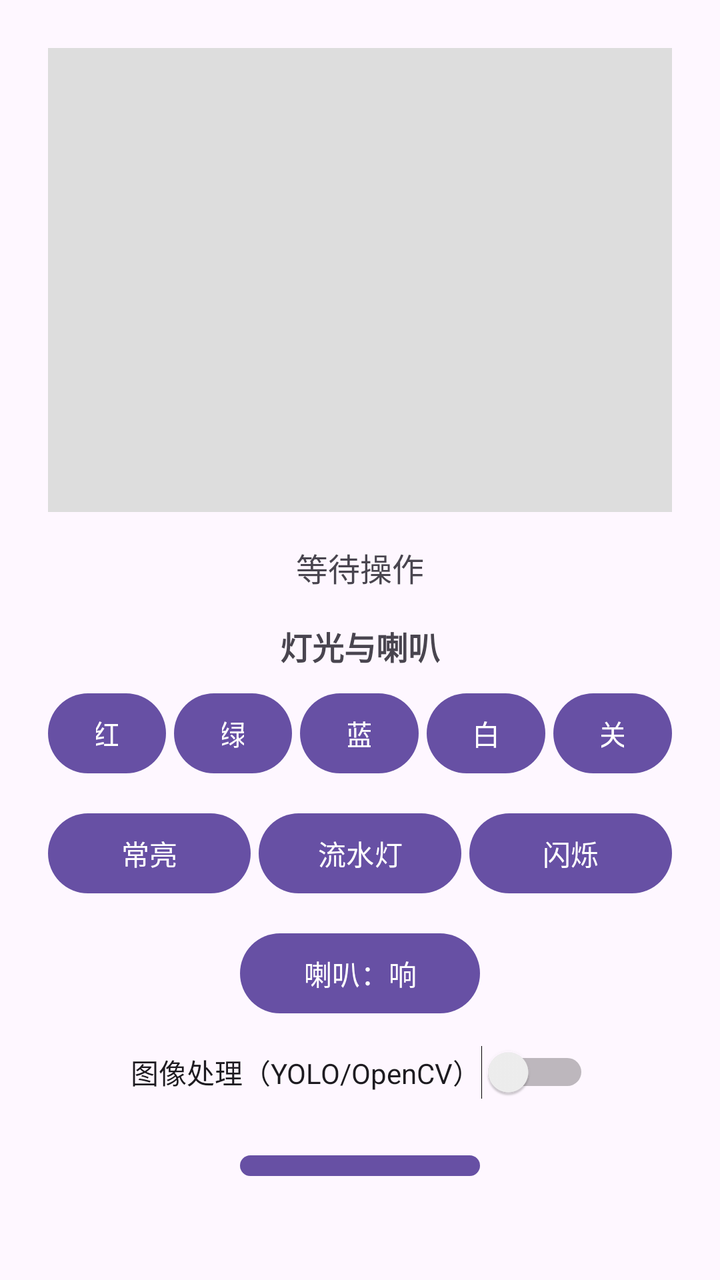
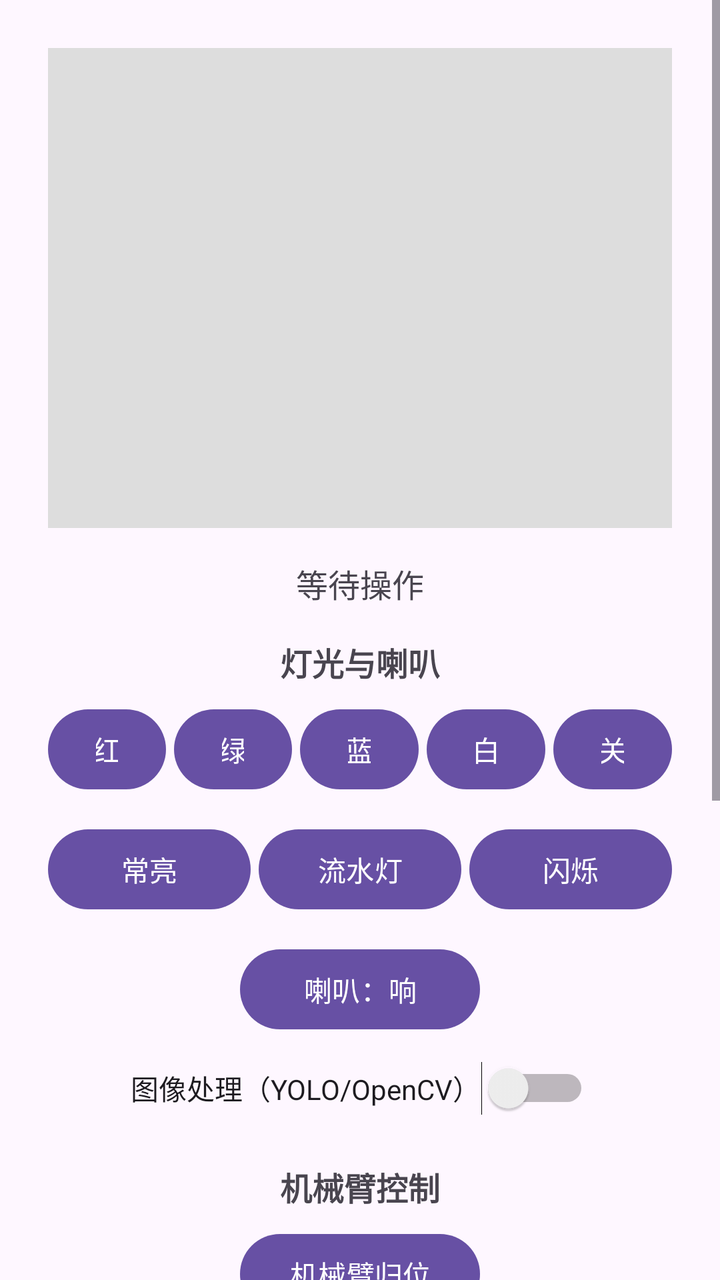

Screens rendered from an Android XML layout before and after an edit, with the pre-edit source and the edit as a unified diff.
<!-- AndroidManifest.xml: application theme Theme.CarApp -->
<!-- res/layout/activity_main.xml -->
<?xml version="1.0" encoding="utf-8"?>
<LinearLayout xmlns:android="http://schemas.android.com/apk/res/android"
    android:layout_width="match_parent"
    android:layout_height="match_parent"
    android:orientation="vertical"
    android:gravity="center"
    android:padding="24dp">

    
    <ImageView
        android:id="@+id/ivCamera"
        android:layout_width="match_parent"
        android:layout_height="240dp"
        android:scaleType="centerCrop"
        android:background="#DDDDDD"
        android:contentDescription="小车摄像头画面"
        android:layout_marginBottom="16dp" />

    
    <TextView
        android:id="@+id/tvStatus"
        android:layout_width="match_parent"
        android:layout_height="wrap_content"
        android:text="等待操作"
        android:textSize="16sp"
        android:gravity="center"
        android:layout_marginBottom="16dp" />

    
    <TextView
        android:layout_width="match_parent"
        android:layout_height="wrap_content"
        android:text="灯光与喇叭"
        android:textSize="16sp"
        android:textStyle="bold"
        android:gravity="center"
        android:layout_marginBottom="8dp" />

    
    <LinearLayout
        android:layout_width="match_parent"
        android:layout_height="wrap_content"
        android:orientation="horizontal"
        android:gravity="center"
        android:layout_marginBottom="12dp">

        <Button
            android:id="@+id/btnLedRed"
            android:layout_width="0dp"
            android:layout_height="wrap_content"
            android:layout_weight="1"
            android:layout_marginEnd="4dp"
            android:text="红" />

        <Button
            android:id="@+id/btnLedGreen"
            android:layout_width="0dp"
            android:layout_height="wrap_content"
            android:layout_weight="1"
            android:layout_marginEnd="4dp"
            android:text="绿" />

        <Button
            android:id="@+id/btnLedBlue"
            android:layout_width="0dp"
            android:layout_height="wrap_content"
            android:layout_weight="1"
            android:layout_marginEnd="4dp"
            android:text="蓝" />

        <Button
            android:id="@+id/btnLedWhite"
            android:layout_width="0dp"
            android:layout_height="wrap_content"
            android:layout_weight="1"
            android:layout_marginEnd="4dp"
            android:text="白" />

        <Button
            android:id="@+id/btnLedOff"
            android:layout_width="0dp"
            android:layout_height="wrap_content"
            android:layout_weight="1"
            android:text="关" />

    </LinearLayout>

    
    <LinearLayout
        android:layout_width="match_parent"
        android:layout_height="wrap_content"
        android:orientation="horizontal"
        android:gravity="center"
        android:layout_marginBottom="12dp">

        <Button
            android:id="@+id/btnLedModeSteady"
            android:layout_width="0dp"
            android:layout_height="wrap_content"
            android:layout_weight="1"
            android:layout_marginEnd="4dp"
            android:text="常亮" />

        <Button
            android:id="@+id/btnLedModeFlow"
            android:layout_width="0dp"
            android:layout_height="wrap_content"
            android:layout_weight="1"
            android:layout_marginEnd="4dp"
            android:text="流水灯" />

        <Button
            android:id="@+id/btnLedModeBlink"
            android:layout_width="0dp"
            android:layout_height="wrap_content"
            android:layout_weight="1"
            android:text="闪烁" />

    </LinearLayout>

    
    <Button
        android:id="@+id/btnBuzzer"
        android:layout_width="120dp"
        android:layout_height="wrap_content"
        android:text="喇叭：响"
        android:layout_marginBottom="12dp" />

    
    <Switch
        android:id="@+id/swImageProcess"
        android:layout_width="wrap_content"
        android:layout_height="wrap_content"
        android:text="图像处理（YOLO/OpenCV）"
        android:layout_marginBottom="24dp" />

    
    <Button
        android:id="@+id/btnForward"
        android:layout_width="120dp"
        android:layout_height="wrap_content"
        android:text="前进"
        android:layout_marginBottom="16dp" />

    
    <LinearLayout
        android:layout_width="wrap_content"
        android:layout_height="wrap_content"
        android:orientation="horizontal"
        android:gravity="center">

        <Button
            android:id="@+id/btnLeft"
            android:layout_width="100dp"
            android:layout_height="wrap_content"
            android:text="左转"
            android:layout_marginEnd="16dp" />

        <Button
            android:id="@+id/btnStop"
            android:layout_width="100dp"
            android:layout_height="wrap_content"
            android:text="停止"
            android:layout_marginEnd="16dp" />

        <Button
            android:id="@+id/btnRight"
            android:layout_width="100dp"
            android:layout_height="wrap_content"
            android:text="右转" />

    </LinearLayout>

    
    <Button
        android:id="@+id/btnBackward"
        android:layout_width="120dp"
        android:layout_height="wrap_content"
        android:text="后退"
        android:layout_marginTop="16dp" />

</LinearLayout>
<!-- resources referenced by this layout -->
<resources>
  <style name="Theme.CarApp" parent="Base.Theme.CarApp" />
  <style name="Base.Theme.CarApp" parent="Theme.Material3.DayNight.NoActionBar">
          
          
      </style>
</resources>

<!-- the commit's change to res/layout/activity_main.xml (unified diff, before → after) -->
@@ -1,182 +1,397 @@
 <?xml version="1.0" encoding="utf-8"?>
-<LinearLayout xmlns:android="http://schemas.android.com/apk/res/android"
+<ScrollView xmlns:android="http://schemas.android.com/apk/res/android"
     android:layout_width="match_parent"
     android:layout_height="match_parent"
-    android:orientation="vertical"
-    android:gravity="center"
-    android:padding="24dp">
-
-    
-    <ImageView
-        android:id="@+id/ivCamera"
-        android:layout_width="match_parent"
-        android:layout_height="240dp"
-        android:scaleType="centerCrop"
-        android:background="#DDDDDD"
-        android:contentDescription="小车摄像头画面"
-        android:layout_marginBottom="16dp" />
-
-    
-    <TextView
-        android:id="@+id/tvStatus"
-        android:layout_width="match_parent"
-        android:layout_height="wrap_content"
-        android:text="等待操作"
-        android:textSize="16sp"
-        android:gravity="center"
-        android:layout_marginBottom="16dp" />
-
-    
-    <TextView
-        android:layout_width="match_parent"
-        android:layout_height="wrap_content"
-        android:text="灯光与喇叭"
-        android:textSize="16sp"
-        android:textStyle="bold"
-        android:gravity="center"
-        android:layout_marginBottom="8dp" />
-
-    
+    android:fillViewport="true">
+
     <LinearLayout
         android:layout_width="match_parent"
         android:layout_height="wrap_content"
-        android:orientation="horizontal"
+        android:orientation="vertical"
         android:gravity="center"
-        android:layout_marginBottom="12dp">
-
+        android:padding="24dp">
+
+        
+        <ImageView
+            android:id="@+id/ivCamera"
+            android:layout_width="match_parent"
+            android:layout_height="240dp"
+            android:scaleType="centerCrop"
+            android:background="#DDDDDD"
+            android:contentDescription="小车摄像头画面"
+            android:layout_marginBottom="16dp" />
+
+        
+        <TextView
+            android:id="@+id/tvStatus"
+            android:layout_width="match_parent"
+            android:layout_height="wrap_content"
+            android:text="等待操作"
+            android:textSize="16sp"
+            android:gravity="center"
+            android:layout_marginBottom="16dp" />
+
+        
+        <TextView
+            android:layout_width="match_parent"
+            android:layout_height="wrap_content"
+            android:text="灯光与喇叭"
+            android:textSize="16sp"
+            android:textStyle="bold"
+            android:gravity="center"
+            android:layout_marginBottom="8dp" />
+
+        
+        <LinearLayout
+            android:layout_width="match_parent"
+            android:layout_height="wrap_content"
+            android:orientation="horizontal"
+            android:gravity="center"
+            android:layout_marginBottom="12dp">
+
+            <Button
+                android:id="@+id/btnLedRed"
+                android:layout_width="0dp"
+                android:layout_height="wrap_content"
+                android:layout_weight="1"
+                android:layout_marginEnd="4dp"
+                android:text="红" />
+
+            <Button
+                android:id="@+id/btnLedGreen"
+                android:layout_width="0dp"
+                android:layout_height="wrap_content"
+                android:layout_weight="1"
+                android:layout_marginEnd="4dp"
+                android:text="绿" />
+
+            <Button
+                android:id="@+id/btnLedBlue"
+                android:layout_width="0dp"
+                android:layout_height="wrap_content"
+                android:layout_weight="1"
+                android:layout_marginEnd="4dp"
+                android:text="蓝" />
+
+            <Button
+                android:id="@+id/btnLedWhite"
+                android:layout_width="0dp"
+                android:layout_height="wrap_content"
+                android:layout_weight="1"
+                android:layout_marginEnd="4dp"
+                android:text="白" />
+
+            <Button
+                android:id="@+id/btnLedOff"
+                android:layout_width="0dp"
+                android:layout_height="wrap_content"
+                android:layout_weight="1"
+                android:text="关" />
+
+        </LinearLayout>
+
+        
+        <LinearLayout
+            android:layout_width="match_parent"
+            android:layout_height="wrap_content"
+            android:orientation="horizontal"
+            android:gravity="center"
+            android:layout_marginBottom="12dp">
+
+            <Button
+                android:id="@+id/btnLedModeSteady"
+                android:layout_width="0dp"
+                android:layout_height="wrap_content"
+                android:layout_weight="1"
+                android:layout_marginEnd="4dp"
+                android:text="常亮" />
+
+            <Button
+                android:id="@+id/btnLedModeFlow"
+                android:layout_width="0dp"
+                android:layout_height="wrap_content"
+                android:layout_weight="1"
+                android:layout_marginEnd="4dp"
+                android:text="流水灯" />
+
+            <Button
+                android:id="@+id/btnLedModeBlink"
+                android:layout_width="0dp"
+                android:layout_height="wrap_content"
+                android:layout_weight="1"
+                android:text="闪烁" />
+
+        </LinearLayout>
+
+        
         <Button
-            android:id="@+id/btnLedRed"
-            android:layout_width="0dp"
-            android:layout_height="wrap_content"
-            android:layout_weight="1"
-            android:layout_marginEnd="4dp"
-            android:text="红" />
-
+            android:id="@+id/btnBuzzer"
+            android:layout_width="120dp"
+            android:layout_height="wrap_content"
+            android:text="喇叭：响"
+            android:layout_marginBottom="12dp" />
+
+        
+        <Switch
+            android:id="@+id/swImageProcess"
+            android:layout_width="wrap_content"
+            android:layout_height="wrap_content"
+            android:text="图像处理（YOLO/OpenCV）"
+            android:layout_marginBottom="24dp" />
+
+        
+        
+        <TextView
+            android:layout_width="match_parent"
+            android:layout_height="wrap_content"
+            android:text="机械臂控制"
+            android:textSize="16sp"
+            android:textStyle="bold"
+            android:gravity="center"
+            android:layout_marginBottom="8dp" />
+
+        
         <Button
-            android:id="@+id/btnLedGreen"
-            android:layout_width="0dp"
-            android:layout_height="wrap_content"
-            android:layout_weight="1"
-            android:layout_marginEnd="4dp"
-            android:text="绿" />
-
+            android:id="@+id/btnArmReset"
+            android:layout_width="120dp"
+            android:layout_height="wrap_content"
+            android:text="机械臂归位"
+            android:layout_marginBottom="12dp" />
+
+        
+        <LinearLayout
+            android:layout_width="match_parent"
+            android:layout_height="wrap_content"
+            android:orientation="horizontal"
+            android:gravity="center_vertical"
+            android:layout_marginBottom="4dp">
+
+            <TextView
+                android:layout_width="56dp"
+                android:layout_height="wrap_content"
+                android:text="base"
+                android:textSize="14sp" />
+
+            <SeekBar
+                android:id="@+id/seekBase"
+                android:layout_width="0dp"
+                android:layout_height="wrap_content"
+                android:layout_weight="1"
+                android:max="180"
+                android:progress="90" />
+
+            <TextView
+                android:id="@+id/tvBaseValue"
+                android:layout_width="48dp"
+                android:layout_height="wrap_content"
+                android:text="90"
+                android:textSize="14sp"
+                android:gravity="end" />
+
+        </LinearLayout>
+
+        <LinearLayout
+            android:layout_width="match_parent"
+            android:layout_height="wrap_content"
+            android:orientation="horizontal"
+            android:gravity="center_vertical"
+            android:layout_marginBottom="4dp">
+
+            <TextView
+                android:layout_width="56dp"
+                android:layout_height="wrap_content"
+                android:text="p1"
+                android:textSize="14sp" />
+
+            <SeekBar
+                android:id="@+id/seekP1"
+                android:layout_width="0dp"
+                android:layout_height="wrap_content"
+                android:layout_weight="1"
+                android:max="180"
+                android:progress="90" />
+
+            <TextView
+                android:id="@+id/tvP1Value"
+                android:layout_width="48dp"
+                android:layout_height="wrap_content"
+                android:text="90"
+                android:textSize="14sp"
+                android:gravity="end" />
+
+        </LinearLayout>
+
+        <LinearLayout
+            android:layout_width="match_parent"
+            android:layout_height="wrap_content"
+            android:orientation="horizontal"
+            android:gravity="center_vertical"
+            android:layout_marginBottom="4dp">
+
+            <TextView
+                android:layout_width="56dp"
+                android:layout_height="wrap_content"
+                android:text="p2"
+                android:textSize="14sp" />
+
+            <SeekBar
+                android:id="@+id/seekP2"
+                android:layout_width="0dp"
+                android:layout_height="wrap_content"
+                android:layout_weight="1"
+                android:max="180"
+                android:progress="90" />
+
+            <TextView
+                android:id="@+id/tvP2Value"
+                android:layout_width="48dp"
+                android:layout_height="wrap_content"
+                android:text="90"
+                android:textSize="14sp"
+                android:gravity="end" />
+
+        </LinearLayout>
+
+        <LinearLayout
+            android:layout_width="match_parent"
+            android:layout_height="wrap_content"
+            android:orientation="horizontal"
+            android:gravity="center_vertical"
+            android:layout_marginBottom="4dp">
+
+            <TextView
+                android:layout_width="56dp"
+                android:layout_height="wrap_content"
+                android:text="p3"
+                android:textSize="14sp" />
+
+            <SeekBar
+                android:id="@+id/seekP3"
+                android:layout_width="0dp"
+                android:layout_height="wrap_content"
+                android:layout_weight="1"
+                android:max="180"
+                android:progress="90" />
+
+            <TextView
+                android:id="@+id/tvP3Value"
+                android:layout_width="48dp"
+                android:layout_height="wrap_content"
+                android:text="90"
+                android:textSize="14sp"
+                android:gravity="end" />
+
+        </LinearLayout>
+
+        <LinearLayout
+            android:layout_width="match_parent"
+            android:layout_height="wrap_content"
+            android:orientation="horizontal"
+            android:gravity="center_vertical"
+            android:layout_marginBottom="4dp">
+
+            <TextView
+                android:layout_width="56dp"
+                android:layout_height="wrap_content"
+                android:text="p4"
+                android:textSize="14sp" />
+
+            <SeekBar
+                android:id="@+id/seekP4"
+                android:layout_width="0dp"
+                android:layout_height="wrap_content"
+                android:layout_weight="1"
+                android:max="180"
+                android:progress="90" />
+
+            <TextView
+                android:id="@+id/tvP4Value"
+                android:layout_width="48dp"
+                android:layout_height="wrap_content"
+                android:text="90"
+                android:textSize="14sp"
+                android:gravity="end" />
+
+        </LinearLayout>
+
+        <LinearLayout
+            android:layout_width="match_parent"
+            android:layout_height="wrap_content"
+            android:orientation="horizontal"
+            android:gravity="center_vertical"
+            android:layout_marginBottom="16dp">
+
+            <TextView
+                android:layout_width="56dp"
+                android:layout_height="wrap_content"
+                android:text="p5"
+                android:textSize="14sp" />
+
+            <SeekBar
+                android:id="@+id/seekP5"
+                android:layout_width="0dp"
+                android:layout_height="wrap_content"
+                android:layout_weight="1"
+                android:max="180"
+                android:progress="90" />
+
+            <TextView
+                android:id="@+id/tvP5Value"
+                android:layout_width="48dp"
+                android:layout_height="wrap_content"
+                android:text="90"
+                android:textSize="14sp"
+                android:gravity="end" />
+
+        </LinearLayout>
+
+        
+
+        
         <Button
-            android:id="@+id/btnLedBlue"
-            android:layout_width="0dp"
-            android:layout_height="wrap_content"
-            android:layout_weight="1"
-            android:layout_marginEnd="4dp"
-            android:text="蓝" />
-
+            android:id="@+id/btnForward"
+            android:layout_width="120dp"
+            android:layout_height="wrap_content"
+            android:text="前进"
+            android:layout_marginBottom="16dp" />
+
+        
+        <LinearLayout
+            android:layout_width="wrap_content"
+            android:layout_height="wrap_content"
+            android:orientation="horizontal"
+            android:gravity="center">
+
+            <Button
+                android:id="@+id/btnLeft"
+                android:layout_width="100dp"
+                android:layout_height="wrap_content"
+                android:text="左转"
+                android:layout_marginEnd="16dp" />
+
+            <Button
+                android:id="@+id/btnStop"
+                android:layout_width="100dp"
+                android:layout_height="wrap_content"
+                android:text="停止"
+                android:layout_marginEnd="16dp" />
+
+            <Button
+                android:id="@+id/btnRight"
+                android:layout_width="100dp"
+                android:layout_height="wrap_content"
+                android:text="右转" />
+
+        </LinearLayout>
+
+        
         <Button
-            android:id="@+id/btnLedWhite"
-            android:layout_width="0dp"
-            android:layout_height="wrap_content"
-            android:layout_weight="1"
-            android:layout_marginEnd="4dp"
-            android:text="白" />
-
-        <Button
-            android:id="@+id/btnLedOff"
-            android:layout_width="0dp"
-            android:layout_height="wrap_content"
-            android:layout_weight="1"
-            android:text="关" />
+            android:id="@+id/btnBackward"
+            android:layout_width="120dp"
+            android:layout_height="wrap_content"
+            android:text="后退"
+            android:layout_marginTop="16dp" />
 
     </LinearLayout>
 
-    
-    <LinearLayout
-        android:layout_width="match_parent"
-        android:layout_height="wrap_content"
-        android:orientation="horizontal"
-        android:gravity="center"
-        android:layout_marginBottom="12dp">
-
-        <Button
-            android:id="@+id/btnLedModeSteady"
-            android:layout_width="0dp"
-            android:layout_height="wrap_content"
-            android:layout_weight="1"
-            android:layout_marginEnd="4dp"
-            android:text="常亮" />
-
-        <Button
-            android:id="@+id/btnLedModeFlow"
-            android:layout_width="0dp"
-            android:layout_height="wrap_content"
-            android:layout_weight="1"
-            android:layout_marginEnd="4dp"
-            android:text="流水灯" />
-
-        <Button
-            android:id="@+id/btnLedModeBlink"
-            android:layout_width="0dp"
-            android:layout_height="wrap_content"
-            android:layout_weight="1"
-            android:text="闪烁" />
-
-    </LinearLayout>
-
-    
-    <Button
-        android:id="@+id/btnBuzzer"
-        android:layout_width="120dp"
-        android:layout_height="wrap_content"
-        android:text="喇叭：响"
-        android:layout_marginBottom="12dp" />
-
-    
-    <Switch
-        android:id="@+id/swImageProcess"
-        android:layout_width="wrap_content"
-        android:layout_height="wrap_content"
-        android:text="图像处理（YOLO/OpenCV）"
-        android:layout_marginBottom="24dp" />
-
-    
-    <Button
-        android:id="@+id/btnForward"
-        android:layout_width="120dp"
-        android:layout_height="wrap_content"
-        android:text="前进"
-        android:layout_marginBottom="16dp" />
-
-    
-    <LinearLayout
-        android:layout_width="wrap_content"
-        android:layout_height="wrap_content"
-        android:orientation="horizontal"
-        android:gravity="center">
-
-        <Button
-            android:id="@+id/btnLeft"
-            android:layout_width="100dp"
-            android:layout_height="wrap_content"
-            android:text="左转"
-            android:layout_marginEnd="16dp" />
-
-        <Button
-            android:id="@+id/btnStop"
-            android:layout_width="100dp"
-            android:layout_height="wrap_content"
-            android:text="停止"
-            android:layout_marginEnd="16dp" />
-
-        <Button
-            android:id="@+id/btnRight"
-            android:layout_width="100dp"
-            android:layout_height="wrap_content"
-            android:text="右转" />
-
-    </LinearLayout>
-
-    
-    <Button
-        android:id="@+id/btnBackward"
-        android:layout_width="120dp"
-        android:layout_height="wrap_content"
-        android:text="后退"
-        android:layout_marginTop="16dp" />
-
-</LinearLayout>
+</ScrollView>
